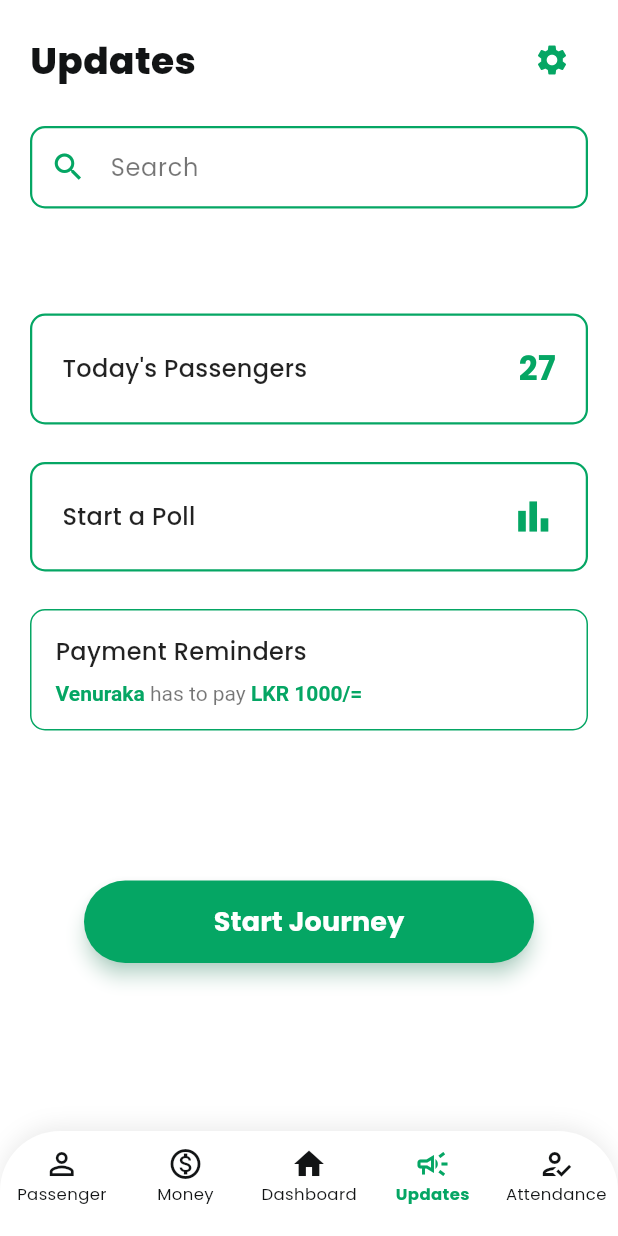
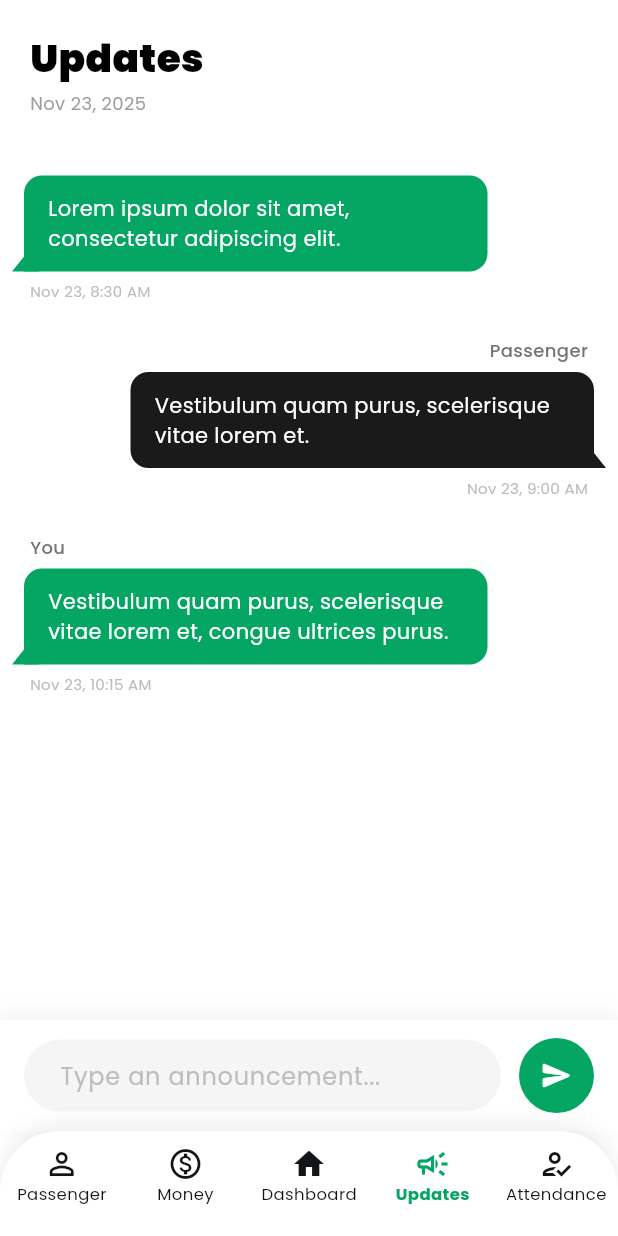
Before and after one commit to venuraka/Travel_pass, a Flutter app: the screen it shows after launch, item 4 of the bottom bar chosen, on a phone screen of 412 x 824 dp. Run offline on Flutter 3.47's test engine with Material 3 defaults, Android fonts, the phone set to English and light mode, and no system bars; our stand-ins replace table_calendar.

Commit message:
add updates page

```diff
--- a/project/lib/Screens/Driver/Updates.dart
+++ b/project/lib/Screens/Driver/Updates.dart
@@ -1,234 +1,204 @@
 import 'package:flutter/material.dart';
-import '../Components/BottomBar.dart';
+import 'package:intl/intl.dart'; // Ensure you have this for date formatting
+import '../Components/Topic.dart'; // Keeping your import
 
-// Define the primary color used throughout the app
-const Color primaryGreen = Color(0xFF05A664);
+class UpdatesScreen extends StatefulWidget {
+  const UpdatesScreen({super.key});
 
-class UpdatesScreen extends StatelessWidget {
-  const UpdatesScreen({super.key});
+  @override
+  State<UpdatesScreen> createState() => _UpdatesScreenState();
+}
+
+class _UpdatesScreenState extends State<UpdatesScreen> {
+  final TextEditingController _textController = TextEditingController();
+  final ScrollController _scrollController = ScrollController();
+
+  String get _dateString {
+    final now = DateTime.now();
+    return DateFormat.yMMMd().format(now);
+  }
+
+  // Mutable list to simulate adding messages with Timestamps
+  final List<Map<String, dynamic>> _announcements = [
+    {
+      "role": "admin",
+      "label": "",
+      "content": "Lorem ipsum dolor sit amet, consectetur adipiscing elit.",
+      "time": DateTime.now().subtract(const Duration(hours: 2)),
+    },
+    {
+      "role": "other",
+      "label": "Passenger",
+      "content": "Vestibulum quam purus, scelerisque vitae lorem et.",
+      "time": DateTime.now().subtract(const Duration(hours: 1, minutes: 30)),
+    },
+    {
+      "role": "admin",
+      "label": "You",
+      "content": "Vestibulum quam purus, scelerisque vitae lorem et, congue ultrices purus.",
+      "time": DateTime.now().subtract(const Duration(minutes: 15)),
+    },
+  ];
+
+  @override
+  void dispose() {
+    _textController.dispose();
+    _scrollController.dispose();
+    super.dispose();
+  }
+
+  void _handleSend() {
+    if (_textController.text.trim().isEmpty) return;
+
+    setState(() {
+      _announcements.add({
+        "role": "admin",
+        "label": "You",
+        "content": _textController.text.trim(),
+        "time": DateTime.now(), // Capture current time
+      });
+      _textController.clear();
+    });
+
+    WidgetsBinding.instance.addPostFrameCallback((_) {
+      if (_scrollController.hasClients) {
+        _scrollController.animateTo(
+          _scrollController.position.maxScrollExtent,
+          duration: const Duration(milliseconds: 300),
+          curve: Curves.easeOut,
+        );
+      }
+    });
+  }
 
   @override
   Widget build(BuildContext context) {
     return Scaffold(
       backgroundColor: Colors.white,
-
-      appBar: AppBar(
-        backgroundColor: Colors.white,
-        elevation: 0,
-        toolbarHeight: 0, // Hide default app bar
-      ),
-
       body: SafeArea(
-        child: SingleChildScrollView(
-          child: Padding(
-            padding: const EdgeInsets.symmetric(horizontal: 20.0),
         child: Column(
-              crossAxisAlignment: CrossAxisAlignment.start,
-              children: <Widget>[
-
-                // --- 1. Header: Greeting & Settings Icon ---
+          children: [
+            // Header Section
             Padding(
-                  padding: const EdgeInsets.only(top: 16.0, bottom: 20.0),
-                  child: Row(
-                    mainAxisAlignment: MainAxisAlignment.spaceBetween,
-                    children: [
-                      const Text(
-                        'Updates ',
-                        style: TextStyle(
-                          fontSize: 25,
-                          fontWeight: FontWeight.w800,
-                          color: Color(0xFF121415),
-                        ),
-                      ),
-                      IconButton(
-                        icon: const Icon(
-                          Icons.settings,
-                          color: primaryGreen,
-                          size: 24,
-                        ),
-                        onPressed: () {
-                          // Handle settings tap
-                        },
-                      ),
-                    ],
-                  ),
-                ),
-
-                // --- 2. Search Bar ---
-                Container(
-                  decoration: BoxDecoration(
-                    border: Border.all(color: primaryGreen, width: 1.5),
-                    borderRadius: BorderRadius.circular(10.0),
-                  ),
-                  child: const TextField(
-                    decoration: InputDecoration(
-                      hintText: 'Search',
-                      hintStyle: TextStyle(color: Colors.black54),
-                      prefixIcon: Icon(Icons.search, color: primaryGreen),
-                      border: InputBorder.none,
-                      contentPadding: EdgeInsets.symmetric(vertical: 14.0),
+              padding: const EdgeInsets.symmetric(horizontal: 20, vertical: 20),
+              child: PageHeader(
+                title: "Updates",
+                subtitle: Text(
+                  _dateString,
+                  style: const TextStyle(fontSize: 12, color: Colors.grey),
                 ),
               ),
             ),
 
-                const SizedBox(height: 70),
+            // The List of Messages
+            Expanded(
+              child: Container(
+                color: Colors.white,
+                child: ListView.builder(
+                  controller: _scrollController,
+                  padding: const EdgeInsets.symmetric(horizontal: 16, vertical: 20),
+                  itemCount: _announcements.length,
+                  itemBuilder: (context, index) {
+                    final item = _announcements[index];
+                    final bool isMe = item['role'] == 'admin';
 
-                // --- 3. Key Action Cards ---
-                _buildMetricCard(
-                  title: "Today's Passengers",
-                  value: '27',
-                  hasBorder: true,
-                  isPrimaryColor: true,
-                ),
+                    // Format the time
+                    final DateTime msgTime = item['time'] ?? DateTime.now();
+                    final String timeString = DateFormat('MMM d, h:mm a').format(msgTime);
 
-                const SizedBox(height: 25),
-
-                _buildMetricCard(
-                  title: "Start a Poll",
-                  icon: Icons.bar_chart,
-                  hasBorder: true,
-                  isPrimaryColor: false,
-                ),
-
-                const SizedBox(height: 25),
-
-                // Payment Reminder
-                _buildPaymentReminderCard(),
-
-                const SizedBox(height: 100),
-
-                // --- 4. Start Journey Button ---
-                Center(
-                  child: Padding(
-                    padding: const EdgeInsets.only(bottom: 20.0),
-                    child: SizedBox(
-                      width: 300,
-                      height: 55,
-                      child: ElevatedButton(
-                        onPressed: () {
-                          // Handle Start Journey logic
-                        },
-                        style: ElevatedButton.styleFrom(
-                          backgroundColor: primaryGreen,
-                          foregroundColor: Colors.white,
-                          shape: RoundedRectangleBorder(
-                            borderRadius: BorderRadius.circular(30.0),
-                          ),
-                          elevation: 5,
-                          shadowColor: primaryGreen.withOpacity(0.5),
-                        ),
-                        child: const Text(
-                          'Start Journey',
+                    return Padding(
+                      padding: const EdgeInsets.only(bottom: 24.0),
+                      child: Column(
+                        crossAxisAlignment: isMe
+                            ? CrossAxisAlignment.start
+                            : CrossAxisAlignment.end,
+                        children: [
+                          // Label (Top)
+                          if (item['label'] != "")
+                            Padding(
+                              padding: const EdgeInsets.only(
+                                  bottom: 6.0, left: 4, right: 4),
+                              child: Text(
+                                item['label'],
                                 style: TextStyle(
-                            fontSize: 18,
-                            fontWeight: FontWeight.bold,
+                                  color: Colors.grey[600],
+                                  fontSize: 12,
+                                  fontWeight: FontWeight.w500,
                                 ),
                               ),
                             ),
+
+                          // Bubble (Middle)
+                          _AnnouncementBubble(
+                            text: item['content'],
+                            isMe: isMe,
+                          ),
+
+                          // Date & Time (Bottom)
+                          Padding(
+                            padding: const EdgeInsets.only(top: 6.0, left: 4, right: 4),
+                            child: Text(
+                              timeString,
+                              style: TextStyle(
+                                color: Colors.grey[400],
+                                fontSize: 10,
+                                fontWeight: FontWeight.w400,
                               ),
                             ),
                           ),
                         ],
                       ),
+                    );
+                  },
                 ),
               ),
             ),
-    );
-  }
 
-  // Helper widget for simple metric cards
-  Widget _buildMetricCard({
-    required String title,
-    String? value,
-    IconData? icon,
-    required bool hasBorder,
-    required bool isPrimaryColor,
-  }) {
-    return Container(
-      padding: const EdgeInsets.all(20.0),
+            // The Input Area
+            Container(
+              padding: const EdgeInsets.symmetric(horizontal: 16, vertical: 12),
               decoration: BoxDecoration(
                 color: Colors.white,
-        borderRadius: BorderRadius.circular(10.0),
-        border: hasBorder
-            ? Border.all(
-          color: primaryGreen,
-          width: 1.5,
+                boxShadow: [
+                  BoxShadow(
+                    color: Colors.black.withOpacity(0.05),
+                    offset: const Offset(0, -4),
+                    blurRadius: 10,
                   )
-            : null,
+                ],
               ),
               child: Row(
-        mainAxisAlignment: MainAxisAlignment.spaceBetween,
                 children: [
-          Text(
-            title,
-            style: const TextStyle(
-              fontSize: 16,
-              fontWeight: FontWeight.w500,
-              color: Colors.black87,
+                  Expanded(
+                    child: TextField(
+                      controller: _textController,
+                      decoration: InputDecoration(
+                        hintText: "Type an announcement...",
+                        hintStyle: TextStyle(color: Colors.grey[400]),
+                        filled: true,
+                        fillColor: const Color(0xFFF5F5F5),
+                        contentPadding: const EdgeInsets.symmetric(
+                            horizontal: 20, vertical: 12),
+                        border: OutlineInputBorder(
+                          borderRadius: BorderRadius.circular(30),
+                          borderSide: BorderSide.none,
                         ),
                       ),
-          if (value != null)
-            Text(
-              value,
-              style: TextStyle(
-                fontSize: 22,
-                fontWeight: FontWeight.bold,
-                color: isPrimaryColor ? primaryGreen : Colors.black87,
-              ),
-            )
-          else if (icon != null)
-            Icon(
-              icon,
-              color: primaryGreen,
-              size: 30,
-            ),
-        ],
-      ),
-    );
-  }
-
-  // Helper widget for Payment Reminder card
-  Widget _buildPaymentReminderCard() {
-    return Container(
-      padding: const EdgeInsets.all(16.0),
-      width: double.infinity,
-      decoration: BoxDecoration(
-        color: Colors.white,
-        borderRadius: BorderRadius.circular(10.0),
-        border: Border.all(color: primaryGreen),
-      ),
-      child: Column(
-        crossAxisAlignment: CrossAxisAlignment.start,
-        children: [
-          const Text(
-            'Payment Reminders',
-            style: TextStyle(
-              fontSize: 16,
-              fontWeight: FontWeight.w500,
-              color: Colors.black87,
                     ),
                   ),
-          const SizedBox(height: 8),
-          RichText(
-            text: const TextSpan(
-              style: TextStyle(fontSize: 14, color: Colors.black54),
-              children: [
-                TextSpan(
-                  text: 'Venuraka ',
-                  style: TextStyle(
-                    fontWeight: FontWeight.bold,
-                    color: primaryGreen,
+                  const SizedBox(width: 12),
+                  InkWell(
+                    onTap: _handleSend,
+                    borderRadius: BorderRadius.circular(30),
+                    child: Container(
+                      width: 50,
+                      height: 50,
+                      decoration: const BoxDecoration(
+                        color: Color(0xFF05A664),
+                        shape: BoxShape.circle,
                       ),
-                ),
-                TextSpan(
-                  text: 'has to pay ',
-                  style: TextStyle(color: Colors.black54),
-                ),
-                TextSpan(
-                  text: 'LKR 1000/=',
-                  style: TextStyle(
-                    fontWeight: FontWeight.bold,
-                    color: primaryGreen,
+                      child: const Icon(Icons.send_rounded,
+                          color: Colors.white, size: 22),
                     ),
                   ),
                 ],
@@ -236,6 +206,76 @@ class UpdatesScreen extends StatelessWidget {
             ),
           ],
         ),
+      ),
     );
   }
 }
+
+// --- Helper Widgets ---
+
+class _AnnouncementBubble extends StatelessWidget {
+  final String text;
+  final bool isMe;
+
+  const _AnnouncementBubble({required this.text, required this.isMe});
+
+  @override
+  Widget build(BuildContext context) {
+    return CustomPaint(
+      painter: _BubbleTailPainter(
+        color: isMe ? const Color(0xFF05A664) : const Color(0xFF1A1A1A),
+        isMe: isMe,
+      ),
+      child: Container(
+        constraints: BoxConstraints(
+          maxWidth: MediaQuery.of(context).size.width * 0.75,
+        ),
+        padding: const EdgeInsets.symmetric(horizontal: 16, vertical: 12),
+        decoration: BoxDecoration(
+          color: isMe ? const Color(0xFF05A664) : const Color(0xFF1A1A1A),
+          borderRadius: BorderRadius.only(
+            topLeft: const Radius.circular(12),
+            topRight: const Radius.circular(12),
+            bottomLeft: isMe ? Radius.zero : const Radius.circular(12),
+            bottomRight: isMe ? const Radius.circular(12) : Radius.zero,
+          ),
+        ),
+        child: Text(
+          text,
+          style: const TextStyle(
+              color: Colors.white, fontSize: 14, height: 1.4),
+        ),
+      ),
+    );
+  }
+}
+
+class _BubbleTailPainter extends CustomPainter {
+  final Color color;
+  final bool isMe;
+
+  _BubbleTailPainter({required this.color, required this.isMe});
+
+  @override
+  void paint(Canvas canvas, Size size) {
+    final paint = Paint()..color = color;
+    final path = Path();
+
+    if (isMe) {
+      path.moveTo(0, size.height - 10);
+      path.lineTo(-8, size.height);
+      path.lineTo(10, size.height);
+      path.close();
+    } else {
+      path.moveTo(size.width, size.height - 10);
+      path.lineTo(size.width + 8, size.height);
+      path.lineTo(size.width - 10, size.height);
+      path.close();
+    }
+
+    canvas.drawPath(path, paint);
+  }
+
+  @override
+  bool shouldRepaint(covariant CustomPainter oldDelegate) => false;
+}
```
Lines whose indentation alone changed are shown as unchanged.
